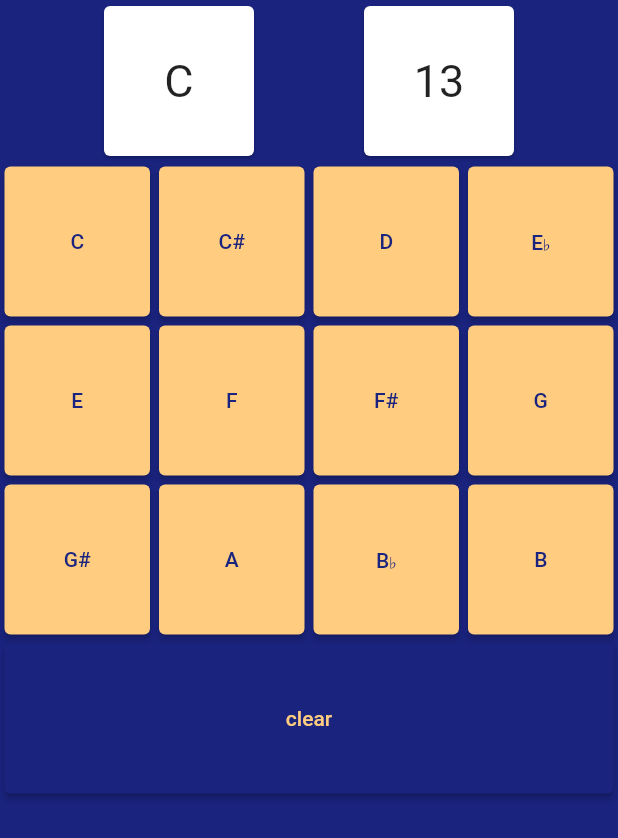
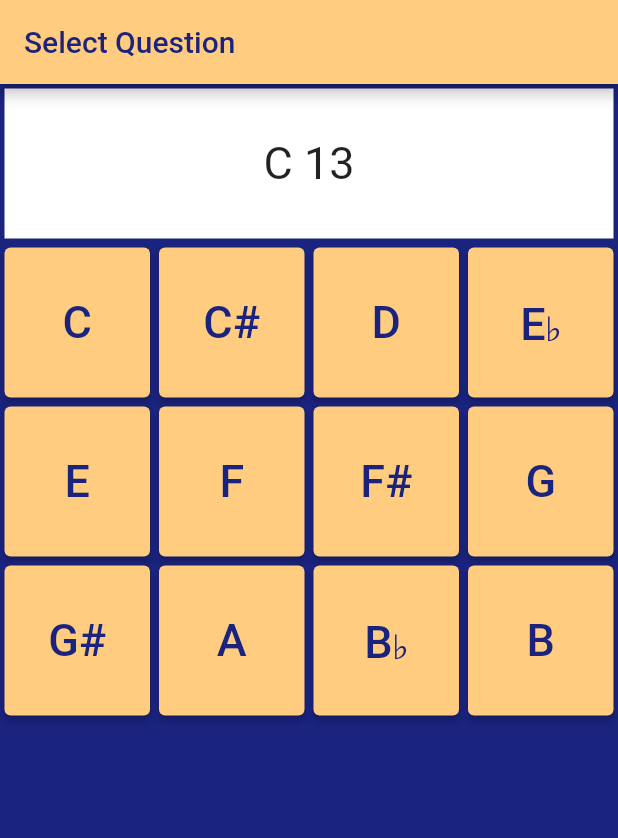
Before and after one commit to tayack/memorize_music_notes, a Flutter app: the screen it shows after launch, after a tap on "Start", on a phone screen of 412 x 824 dp. Shown: the top 838 px of the screen. Run offline on Flutter 3.47's test engine with Material 2 defaults, Android fonts, the phone set to English and light mode, and no system bars; drawn by our look-alikes of google_mobile_ads; our stand-ins replace flutter_dotenv; network calls fail.

Commit message:
update question layout

```diff
--- a/lib/config/config.dart
+++ b/lib/config/config.dart
@@ -12,4 +12,6 @@ class SettingConfig {
   static double commonHeight = 100;
   static double titleFontSize = 30;
   static double largeFontSize = 30;
+  static String pageNameSelectQuestions = "Select Question";
+  static String pageNameQuestion = "Question";
 }
--- a/lib/main.dart
+++ b/lib/main.dart
@@ -38,13 +38,6 @@ class _MyHomePageState extends State<MyHomePage> {
   Widget build(BuildContext context) {
     return Scaffold(
       backgroundColor: SettingConfig.mainColor,
-      appBar: AppBar(
-        backgroundColor: SettingConfig.secondColor,
-        title: Text(
-          widget.title,
-          style: TextStyle(color: SettingConfig.mainColor),
-        ),
-      ),
       drawer: Drawer(
           child: ListView(children: <Widget>[
         const DrawerHeader(
--- a/lib/pages/question.dart
+++ b/lib/pages/question.dart
@@ -47,42 +47,32 @@ class _QuestionPage extends State<QuestionPage> {
     return MaterialApp(
         home: Scaffold(
             backgroundColor: SettingConfig.mainColor,
+            appBar: AppBar(
+              backgroundColor: SettingConfig.secondColor,
+              title: Text(
+                SettingConfig.pageNameSelectQuestions,
+                style: TextStyle(color: SettingConfig.mainColor),
+              ),
+            ),
             body: Center(
               child: Column(children: [
                 Row(
                   mainAxisAlignment: MainAxisAlignment.spaceEvenly,
                   children: [
-                    Center(
-                      child: Card(
+                    Expanded(
                       child: Container(
-                            width: 100,
-                            height: 100,
+                          margin: EdgeInsets.all(SettingConfig.commonMargin),
+                          color: SettingConfig.forthColor,
+                          height: SettingConfig.commonHeight,
                           child: Align(
                             alignment: Alignment.center,
                             child: Text(
-                                'C',
+                              'C 13',
                               style: TextStyle(
                                   fontSize: SettingConfig.largeFontSize),
                             ),
                           )),
                     ),
-                    ),
-                    Center(
-                      child: Card(
-                        child: Container(
-                            width: 100,
-                            height: 100,
-                            child: Align(
-                              alignment: Alignment.center,
-                              child: Text(
-                                '13',
-                                style: TextStyle(
-                                  fontSize: SettingConfig.largeFontSize,
-                                ),
-                              ),
-                            )),
-                      ),
-                    )
                   ],
                 ),
                 Row(children: [
@@ -123,24 +113,6 @@ class _QuestionPage extends State<QuestionPage> {
                     'B',
                   ),
                 ]),
-                Row(
-                  children: [
-                    Expanded(
-                      child: Container(
-                        margin: EdgeInsets.all(SettingConfig.commonMargin),
-                        height: SettingConfig.commonHeight,
-                        child: ElevatedButton(
-                          onPressed: () => {},
-                          child: Text('clear'),
-                          style: ElevatedButton.styleFrom(
-                            primary: SettingConfig.mainColor,
-                            onPrimary: SettingConfig.secondColor,
-                          ),
-                        ),
-                      ),
-                    ),
-                  ],
-                ),
               ]),
             ),
             bottomNavigationBar: Container(
--- a/lib/widget/chord_button.dart
+++ b/lib/widget/chord_button.dart
@@ -22,7 +22,9 @@ class _ChordButtonState extends State<ChordButton> {
                 onPrimary: SettingConfig.secondColor),
             child: Text(
               widget._chord,
-              style: TextStyle(color: SettingConfig.mainColor),
+              style: TextStyle(
+                  color: SettingConfig.mainColor,
+                  fontSize: SettingConfig.largeFontSize),
             ),
           )),
     );
```
Lines whose indentation alone changed are shown as unchanged.
